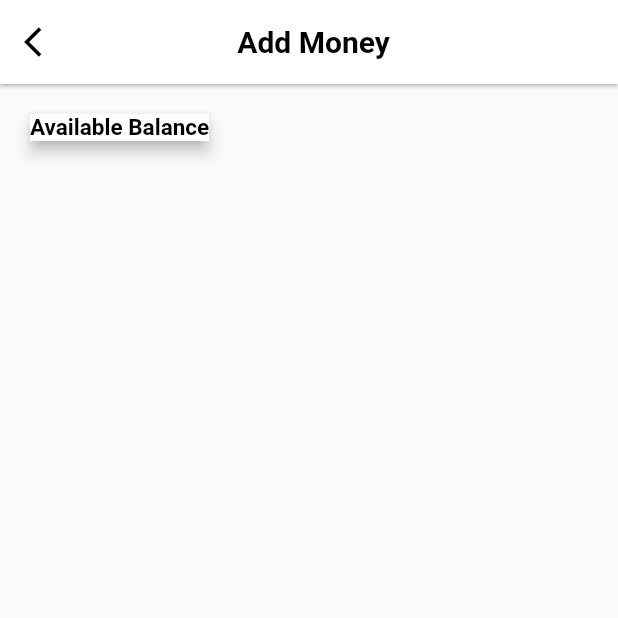
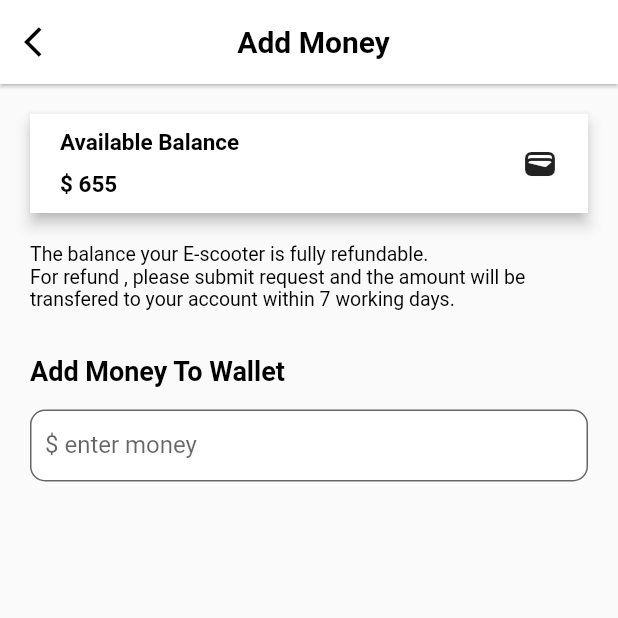
Before and after one commit to jishnu6241/Escooter_user, a Flutter app: the screen it shows after launch, on a phone screen of 412 x 824 dp, the top half of it. Run offline on Flutter 3.47's test engine with Material 2 defaults, Android fonts, the phone set to English and light mode, and no system bars; our stand-ins replace accordion, dotted_border, google_fonts.

Commit message:
add money complete

```diff
--- a/lib/main.dart
+++ b/lib/main.dart
@@ -1,4 +1,5 @@
 import 'package:escooter/ui/screen_/moneytowallet.dart';
+import 'package:escooter/ui/screen_/otp_screen.dart';
 
 import 'package:flutter/material.dart';
 import 'package:flutter/services.dart';
--- a/lib/ui/screen_/moneytowallet.dart
+++ b/lib/ui/screen_/moneytowallet.dart
@@ -1,3 +1,4 @@
+import 'package:escooter/ui/screen_/otp_screen.dart';
 import 'package:flutter/material.dart';
 import 'package:google_fonts/google_fonts.dart';
 
@@ -33,14 +34,24 @@ class AddMoney extends StatelessWidget {
           ),
         ),
       ),
-      body: Row(
+      body: Padding(
+        padding: const EdgeInsets.symmetric(vertical: 20, horizontal: 20),
+        child: Column(
+          crossAxisAlignment: CrossAxisAlignment.start,
           children: [
-          Padding(
-            padding: const EdgeInsets.symmetric(vertical: 20, horizontal: 20),
-            child: Material(
+            Material(
               color: Colors.white,
               elevation: 4,
-              child: Text(
+              child: Padding(
+                padding:
+                    const EdgeInsets.symmetric(horizontal: 20, vertical: 10),
+                child: Row(
+                  mainAxisAlignment: MainAxisAlignment.spaceBetween,
+                  children: [
+                    Column(
+                      crossAxisAlignment: CrossAxisAlignment.start,
+                      children: [
+                        Text(
                           "Available Balance",
                           style: GoogleFonts.roboto(
                               textStyle: Theme.of(context).textTheme.subtitle1,
@@ -48,10 +59,63 @@ class AddMoney extends StatelessWidget {
                               fontSize: 15,
                               fontWeight: FontWeight.w600),
                         ),
+                        SizedBox(
+                          height: 10,
+                        ),
+                        Text(
+                          "\$ 655",
+                          style: GoogleFonts.roboto(
+                              textStyle: Theme.of(context).textTheme.subtitle1,
+                              color: Colors.black,
+                              fontSize: 15,
+                              fontWeight: FontWeight.w600),
+                        ),
+                      ],
+                    ),
+                    Icon(Icons.wallet),
+                  ],
+                ),
+              ),
+            ),
+            SizedBox(
+              height: 20,
+            ),
+            Text(
+              "The balance your E-scooter is fully refundable.\nFor refund , please submit request and the amount will be transfered to your account within 7 working days.",
+              style: GoogleFonts.roboto(
+                  textStyle: Theme.of(context).textTheme.subtitle1,
+                  color: Colors.black,
+                  fontSize: 13,
+                  fontWeight: FontWeight.w400),
+            ),
+            SizedBox(
+              height: 30,
+            ),
+            Text("Add Money To Wallet",
+                style: GoogleFonts.roboto(
+                    textStyle: Theme.of(context).textTheme.headline6,
+                    color: Colors.black,
+                    fontSize: 18,
+                    fontWeight: FontWeight.w700)),
+            const SizedBox(
+              height: 15,
+            ),
+            TextField(
+              keyboardType: TextInputType.number,
+              decoration: InputDecoration(
+                contentPadding: const EdgeInsets.symmetric(
+                  horizontal: 10,
+                  vertical: 10,
+                ),
+                border: OutlineInputBorder(
+                  borderRadius: BorderRadius.circular(10),
+                ),
+                labelText: '\$ enter money',
               ),
             ),
           ],
         ),
+      ),
     );
   }
 }
```
Also changed, not shown: pubspec.lock. Lines whose indentation alone changed are shown as unchanged.
